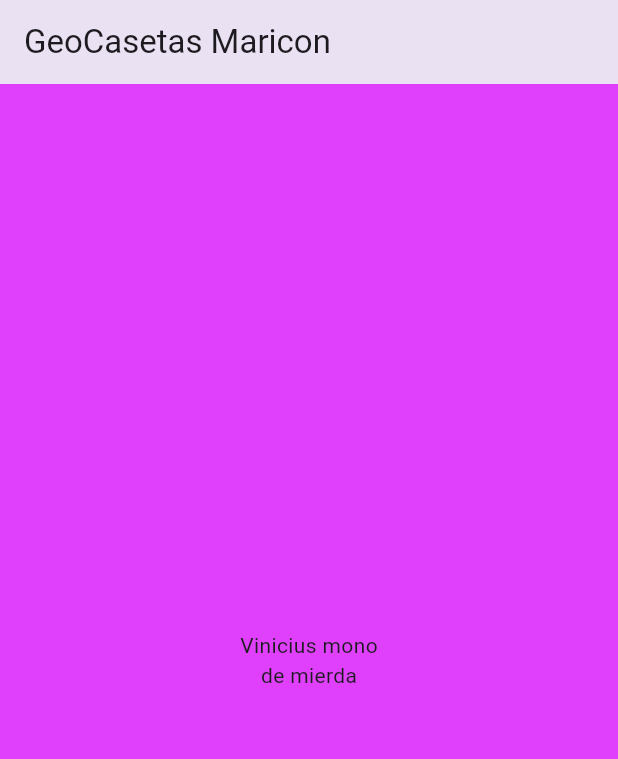
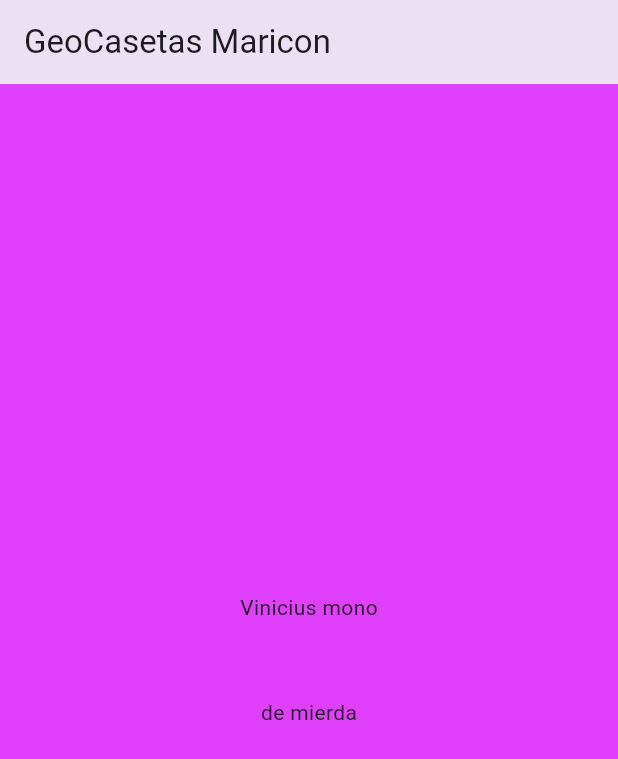
Before and after one commit to AlexQuesada2130/fl_contador_app, a Flutter app: the screen it shows after launch, on a phone screen of 412 x 824 dp. Shown: the top 759 px of the screen. Run offline on Flutter 3.47's test engine with Material 3 defaults, Android fonts, the phone set to English and light mode, and no system bars.

Commit message:
cambio en sizedBox

```diff
--- a/lib/screens/home_screen.dart
+++ b/lib/screens/home_screen.dart
@@ -13,7 +13,7 @@ class HomeScreen extends StatelessWidget {
           mainAxisAlignment: MainAxisAlignment.center,
           children: <Widget>[
             Text('Vinicius mono'),
-            SizedBox(width: 50.0),
+            SizedBox(height: 50.0),
             Text('de mierda'),
           ],
         ),
```
